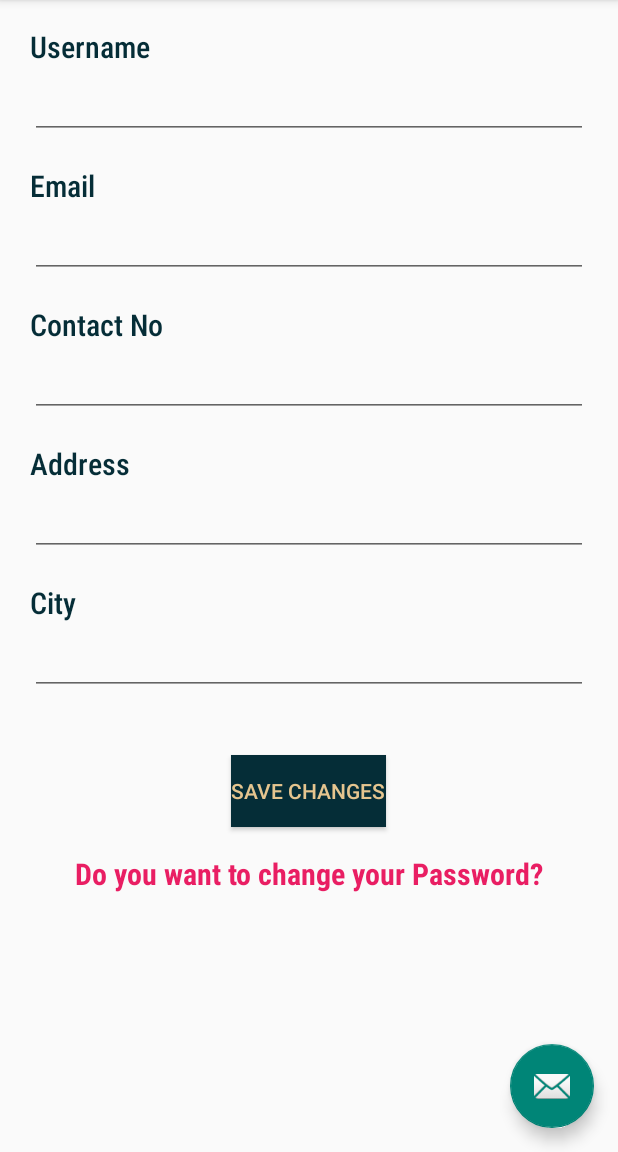
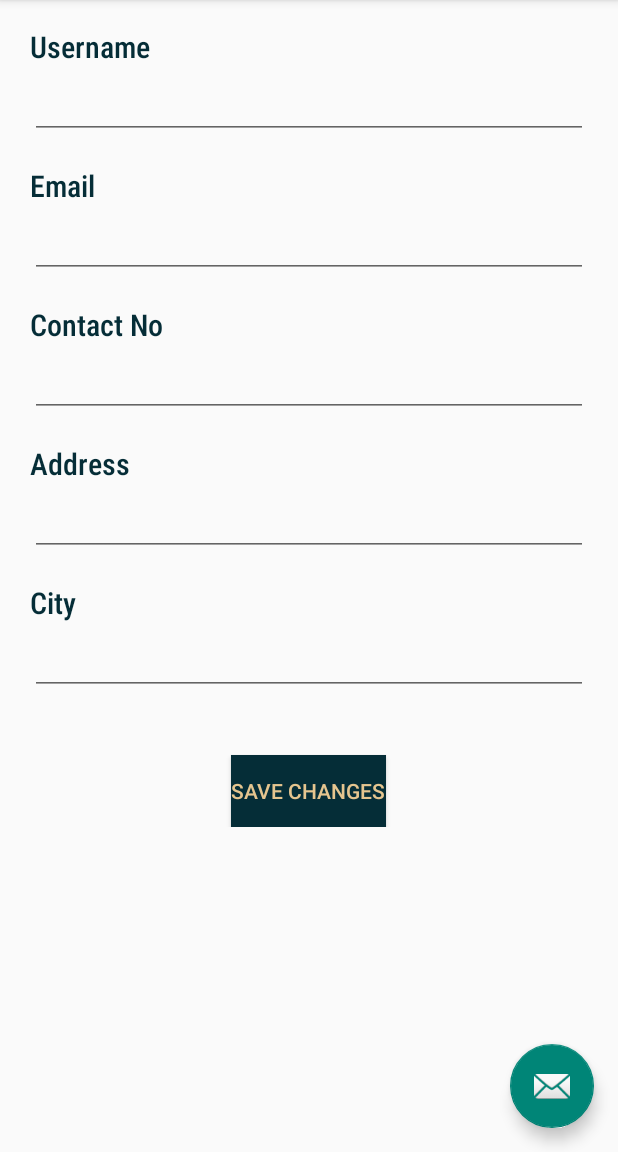
Before and after one commit to Pujan1810/Tiffin-Service, an Android app: the fragment EditProfileFragment placed in its activity, on a phone screen of 412 x 824 dp, the part 84-1236 px from its top. Run offline under Robolectric (Android 15) with nearby library versions, the phone set to English and light mode, and no system bars; our stand-ins replace CircleImageView, Volley; plain views replace AppBarLayout, NavigationView; 2 statements that could not run were skipped.

Commit message:
Update Password done!

```diff
--- a/app/src/main/java/com/example/myapplication345/EditProfileFragment.java
+++ b/app/src/main/java/com/example/myapplication345/EditProfileFragment.java
@@ -24,7 +24,7 @@ public class EditProfileFragment extends Fragment {
         TextView edt_pr_password =  rootview.findViewById(R.id.edt_profile_password);
         String edt_profile_password = edt_pr_password.getText().toString();
         final Fragment updatePasswordFragment = new UpdatePasswordFragment();
-        edt_pr_password.setOnClickListener(new View.OnClickListener() {
+        /*edt_pr_password.setOnClickListener(new View.OnClickListener() {
             @Override
             public void onClick(View v) {
                 FragmentTransaction transaction = getFragmentManager().beginTransaction();
@@ -32,7 +32,7 @@ public class EditProfileFragment extends Fragment {
                 transaction.addToBackStack(null);  // if written, this transaction will be added to backstack
                 transaction.commit();
             }
-        });
+        });*/
 
 
 
--- a/app/src/main/res/layout/fragment_edit_profile.xml
+++ b/app/src/main/res/layout/fragment_edit_profile.xml
@@ -111,7 +111,7 @@
         android:layout_marginTop="40dp"
         android:background="@color/DarkBlue" />
 
-    <TextView
+    <!--<TextView
         android:layout_width="wrap_content"
         android:layout_height="wrap_content"
         android:layout_marginTop="17dp"
@@ -122,7 +122,7 @@
         android:textSize="20sp"
         android:id="@+id/edt_profile_password"
         android:textStyle="bold"
-        android:textColor="#E91E63"/>
+        android:textColor="#E91E63"/>-->
 
 
 </LinearLayout>
```
Also changed, not shown: app/src/main/java/com/example/myapplication345/ProfileFragment.java (+13 -0 lines), app/src/main/res/layout/fragment_profile.xml (+12 -1 lines).
